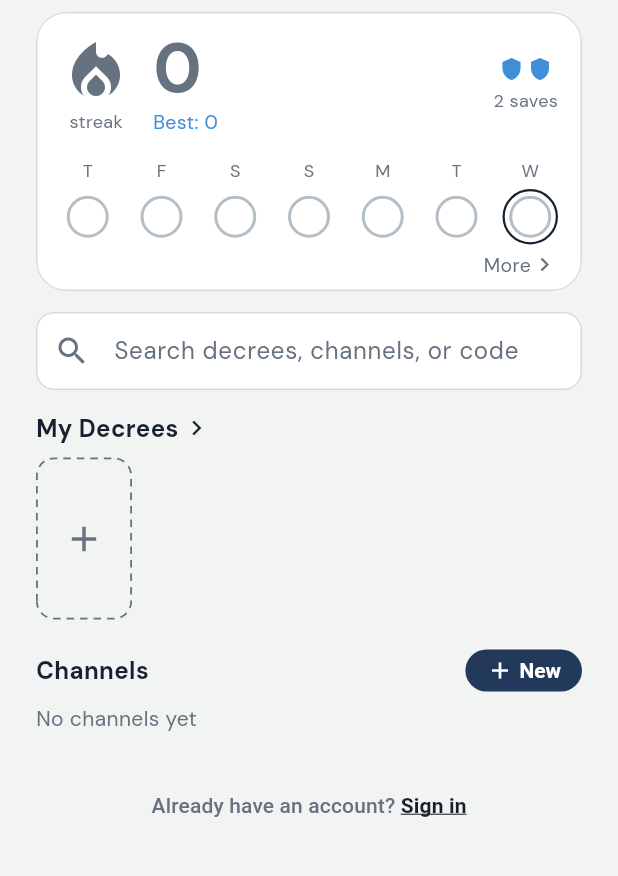
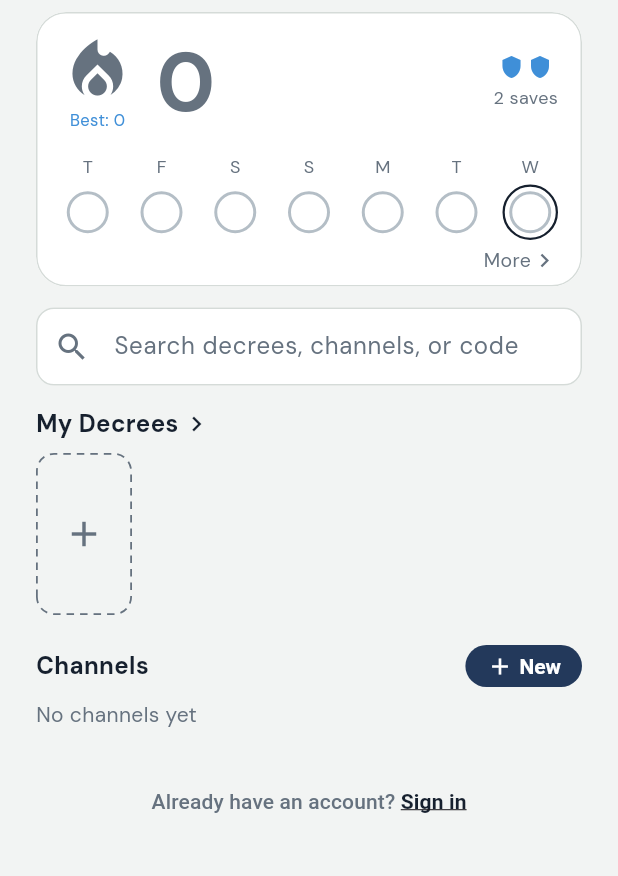
Before and after one commit to marvel12isaac/i_decree, a Flutter app: the screen it shows after launch, on a phone screen of 412 x 824 dp, the part 78-954 px from its top. Run offline on Flutter 3.47's test engine with Material 3 defaults, Android fonts, the phone set to English and light mode, and no system bars; our stand-ins replace flutter_local_notifications, flutter_timezone, google_fonts, google_sign_in, material_symbols_icons, shared_preferences and 2 more; accounts and stored records are empty; network calls fail.

Commit message:
streak text and icon arrangements

```diff
--- a/lib/screens/home_screen.dart
+++ b/lib/screens/home_screen.dart
@@ -378,10 +378,13 @@ class _HomeScreenState extends State<HomeScreen> {
                           mainAxisSize: MainAxisSize.min,
                           children: [
                             Icon(Icons.local_fire_department,
-                                size: 48, color: accent),
-                            Text('streak',
+                                size: 50, color: accent),
+                            // Text('streak',
+                            //     style:
+                            //         TextStyle(fontSize: 12, color: c.muted)),
+                            Text('Best: $best',
                                 style:
-                                    TextStyle(fontSize: 12, color: c.muted)),
+                                    TextStyle(fontSize: 11, color: c.blue)),
                           ],
                         ),
                         const SizedBox(width: 14),
@@ -392,16 +395,16 @@ class _HomeScreenState extends State<HomeScreen> {
                             Text(
                               '$streak',
                               style: TextStyle(
-                                fontSize: 46,
+                                fontSize: 56,
                                 height: 1,
                                 fontWeight: FontWeight.w700,
                                 color: accent,
                               ),
                             ),
-                            const SizedBox(height: 4),
-                            Text('Best: $best',
-                                style:
-                                    TextStyle(fontSize: 13, color: c.blue)),
+                            // const SizedBox(height: 1),
+                            // Text('Best: $best',
+                            //     style:
+                            //         TextStyle(fontSize: 13, color: c.blue)),
                           ],
                         ),
                       ],
```
